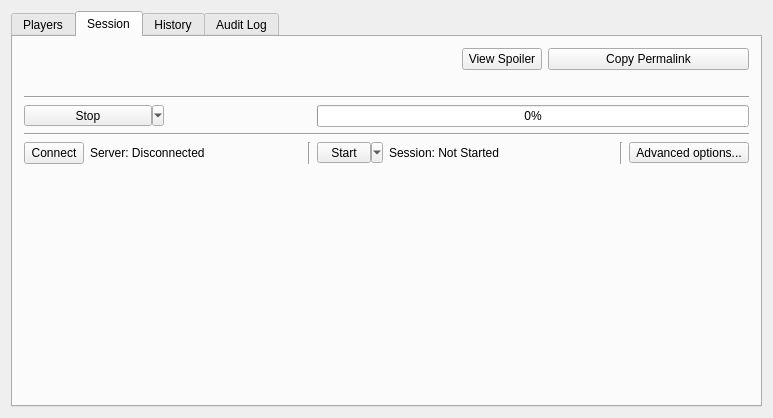
First picture: the form in randovania/gui/ui_files/multiplayer_session.ui, repository randovania/randovania, before the edit.
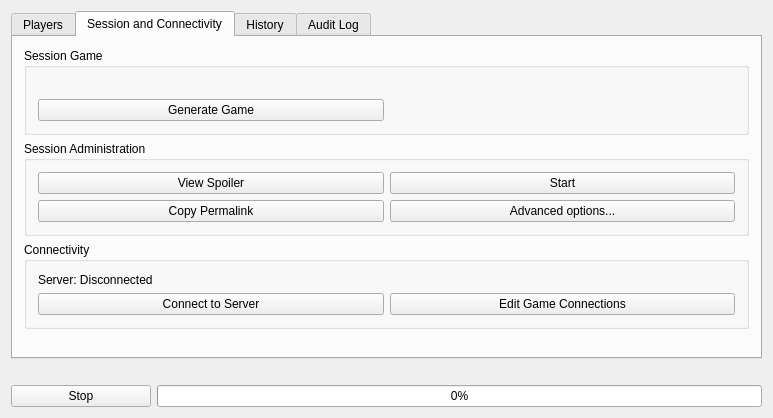
Second picture: the form after the edit. The open tabs and pages were chosen to show the change.

Commit message: Improve the MultiplayerSessionWindow UX, add changelog

Diff of the .ui file:
```diff
--- a/randovania/gui/ui_files/multiplayer_session.ui
+++ b/randovania/gui/ui_files/multiplayer_session.ui
@@ -23,7 +23,7 @@
      <height>16777215</height>
     </size>
    </property>
-   <layout class="QHBoxLayout" name="horizontalLayout">
+   <layout class="QVBoxLayout" name="verticalLayout">
     <item>
      <widget class="QTabWidget" name="tabWidget">
       <property name="currentIndex">
@@ -36,147 +36,85 @@
       </widget>
       <widget class="QWidget" name="tab_session">
        <attribute name="title">
-        <string>Session</string>
+        <string>Session and Connectivity</string>
        </attribute>
-       <layout class="QGridLayout" name="gridLayout">
-        <item row="3" column="5" colspan="6">
-         <widget class="QProgressBar" name="progress_bar">
-          <property name="value">
-           <number>0</number>
+       <layout class="QGridLayout" name="session_tab_layout">
+        <item row="0" column="0" colspan="2">
+         <widget class="QGroupBox" name="session_game_group">
+          <property name="title">
+           <string>Session Game</string>
           </property>
-          <property name="invertedAppearance">
-           <bool>false</bool>
-          </property>
+          <layout class="QGridLayout" name="session_game_layout">
+           <item row="1" column="0" colspan="2">
+            <widget class="QLabel" name="generate_game_label">
+             <property name="text">
+              <string>&lt;Game not generated&gt;</string>
+             </property>
+             <property name="textInteractionFlags">
+              <set>Qt::LinksAccessibleByMouse|Qt::TextSelectableByMouse</set>
+             </property>
+            </widget>
+           </item>
+           <item row="2" column="0">
+            <widget class="QPushButton" name="generate_game_button">
+             <property name="sizePolicy">
+              <sizepolicy hsizetype="Minimum" vsizetype="Fixed">
+               <horstretch>0</horstretch>
+               <verstretch>0</verstretch>
+              </sizepolicy>
+             </property>
+             <property name="text">
+              <string>Generate Game</string>
+             </property>
+            </widget>
+           </item>
+          </layout>
          </widget>
         </item>
-        <item row="4" column="0" colspan="11">
-         <widget class="Line" name="line">
-          <property name="orientation">
-           <enum>Qt::Horizontal</enum>
+        <item row="1" column="0" colspan="2">
+         <widget class="QGroupBox" name="session_admin_group">
+          <property name="title">
+           <string>Session Administration</string>
           </property>
+          <layout class="QGridLayout" name="session_admin_layout">
+           <item row="1" column="0">
+            <widget class="QPushButton" name="copy_permalink_button">
+             <property name="text">
+              <string>Copy Permalink</string>
+             </property>
+            </widget>
+           </item>
+           <item row="0" column="1">
+            <widget class="QPushButton" name="session_status_button">
+             <property name="text">
+              <string>Start</string>
+             </property>
+            </widget>
+           </item>
+           <item row="0" column="0">
+            <widget class="QPushButton" name="view_game_details_button">
+             <property name="text">
+              <string>View Spoiler</string>
+             </property>
+            </widget>
+           </item>
+           <item row="1" column="1">
+            <widget class="QPushButton" name="advanced_options_tool">
+             <property name="sizePolicy">
+              <sizepolicy hsizetype="Minimum" vsizetype="Fixed">
+               <horstretch>0</horstretch>
+               <verstretch>0</verstretch>
+              </sizepolicy>
+             </property>
+             <property name="text">
+              <string>Advanced options...</string>
+             </property>
+            </widget>
+           </item>
+          </layout>
          </widget>
         </item>
-        <item row="5" column="10">
-         <widget class="QToolButton" name="advanced_options_tool">
-          <property name="text">
-           <string>Advanced options...</string>
-          </property>
-          <property name="popupMode">
-           <enum>QToolButton::InstantPopup</enum>
-          </property>
-         </widget>
-        </item>
-        <item row="0" column="8" colspan="3">
-         <widget class="QPushButton" name="copy_permalink_button">
-          <property name="text">
-           <string>Copy Permalink</string>
-          </property>
-         </widget>
-        </item>
-        <item row="5" column="0">
-         <widget class="QPushButton" name="server_connection_button">
-          <property name="sizePolicy">
-           <sizepolicy hsizetype="Fixed" vsizetype="Fixed">
-            <horstretch>0</horstretch>
-            <verstretch>0</verstretch>
-           </sizepolicy>
-          </property>
-          <property name="maximumSize">
-           <size>
-            <width>60</width>
-            <height>16777215</height>
-           </size>
-          </property>
-          <property name="text">
-           <string>Connect</string>
-          </property>
-         </widget>
-        </item>
-        <item row="0" column="7">
-         <widget class="QPushButton" name="view_game_details_button">
-          <property name="text">
-           <string>View Spoiler</string>
-          </property>
-         </widget>
-        </item>
-        <item row="2" column="0" colspan="11">
-         <widget class="Line" name="line_generate">
-          <property name="orientation">
-           <enum>Qt::Horizontal</enum>
-          </property>
-         </widget>
-        </item>
-        <item row="5" column="9">
-         <widget class="Line" name="connection_line_3">
-          <property name="orientation">
-           <enum>Qt::Vertical</enum>
-          </property>
-         </widget>
-        </item>
-        <item row="5" column="4">
-         <widget class="Line" name="connection_line_1">
-          <property name="orientation">
-           <enum>Qt::Vertical</enum>
-          </property>
-         </widget>
-        </item>
-        <item row="5" column="1" colspan="3">
-         <widget class="QLabel" name="server_connection_label">
-          <property name="text">
-           <string>Server: Disconnected</string>
-          </property>
-         </widget>
-        </item>
-        <item row="5" column="6" colspan="3">
-         <widget class="QLabel" name="session_status_label">
-          <property name="text">
-           <string>Session: Not Started</string>
-          </property>
-         </widget>
-        </item>
-        <item row="5" column="5">
-         <widget class="QToolButton" name="session_status_tool">
-          <property name="maximumSize">
-           <size>
-            <width>80</width>
-            <height>16777215</height>
-           </size>
-          </property>
-          <property name="text">
-           <string>Start</string>
-          </property>
-          <property name="popupMode">
-           <enum>QToolButton::MenuButtonPopup</enum>
-          </property>
-         </widget>
-        </item>
-        <item row="3" column="0" colspan="4">
-         <widget class="QToolButton" name="background_process_button">
-          <property name="minimumSize">
-           <size>
-            <width>140</width>
-            <height>0</height>
-           </size>
-          </property>
-          <property name="text">
-           <string>Stop</string>
-          </property>
-          <property name="popupMode">
-           <enum>QToolButton::MenuButtonPopup</enum>
-          </property>
-         </widget>
-        </item>
-        <item row="0" column="0" colspan="7">
-         <widget class="QLabel" name="generate_game_label">
-          <property name="text">
-           <string>&lt;Game not generated&gt;</string>
-          </property>
-          <property name="textInteractionFlags">
-           <set>Qt::LinksAccessibleByMouse|Qt::TextSelectableByMouse</set>
-          </property>
-         </widget>
-        </item>
-        <item row="6" column="1">
+        <item row="4" column="0" colspan="2">
          <spacer name="verticalSpacer">
           <property name="orientation">
            <enum>Qt::Vertical</enum>
@@ -189,23 +127,34 @@
           </property>
          </spacer>
         </item>
-        <item row="1" column="0" colspan="11">
-         <widget class="QLabel" name="progress_label">
-          <property name="sizePolicy">
-           <sizepolicy hsizetype="Expanding" vsizetype="Preferred">
-            <horstretch>0</horstretch>
-            <verstretch>0</verstretch>
-           </sizepolicy>
+        <item row="2" column="0" colspan="2">
+         <widget class="QGroupBox" name="connectivity_group">
+          <property name="title">
+           <string>Connectivity</string>
           </property>
-          <property name="text">
-           <string/>
-          </property>
-          <property name="alignment">
-           <set>Qt::AlignLeading|Qt::AlignLeft|Qt::AlignVCenter</set>
-          </property>
-          <property name="wordWrap">
-           <bool>true</bool>
-          </property>
+          <layout class="QGridLayout" name="connectivity_layout">
+           <item row="1" column="0">
+            <widget class="QPushButton" name="server_connection_button">
+             <property name="text">
+              <string>Connect to Server</string>
+             </property>
+            </widget>
+           </item>
+           <item row="0" column="0">
+            <widget class="QLabel" name="server_connection_label">
+             <property name="text">
+              <string>Server: Disconnected</string>
+             </property>
+            </widget>
+           </item>
+           <item row="1" column="1">
+            <widget class="QPushButton" name="edit_game_connections_button">
+             <property name="text">
+              <string>Edit Game Connections</string>
+             </property>
+            </widget>
+           </item>
+          </layout>
          </widget>
         </item>
        </layout>
@@ -274,6 +223,52 @@
       </widget>
      </widget>
     </item>
+    <item>
+     <widget class="QLabel" name="progress_label">
+      <property name="sizePolicy">
+       <sizepolicy hsizetype="Expanding" vsizetype="Preferred">
+        <horstretch>0</horstretch>
+        <verstretch>0</verstretch>
+       </sizepolicy>
+      </property>
+      <property name="text">
+       <string/>
+      </property>
+      <property name="alignment">
+       <set>Qt::AlignLeading|Qt::AlignLeft|Qt::AlignVCenter</set>
+      </property>
+      <property name="wordWrap">
+       <bool>true</bool>
+      </property>
+     </widget>
+    </item>
+    <item>
+     <layout class="QHBoxLayout" name="background_process_layout">
+      <item>
+       <widget class="QPushButton" name="background_process_button">
+        <property name="minimumSize">
+         <size>
+          <width>140</width>
+          <height>0</height>
+         </size>
+        </property>
+        <property name="text">
+         <string>Stop</string>
+        </property>
+       </widget>
+      </item>
+      <item>
+       <widget class="QProgressBar" name="progress_bar">
+        <property name="value">
+         <number>0</number>
+        </property>
+        <property name="invertedAppearance">
+         <bool>false</bool>
+        </property>
+       </widget>
+      </item>
+     </layout>
+    </item>
    </layout>
   </widget>
   <widget class="QMenuBar" name="menu_bar">
```
Left out of the diff: 2 changed lines with no effect on the pictures. The commit also changes 7 other files.
